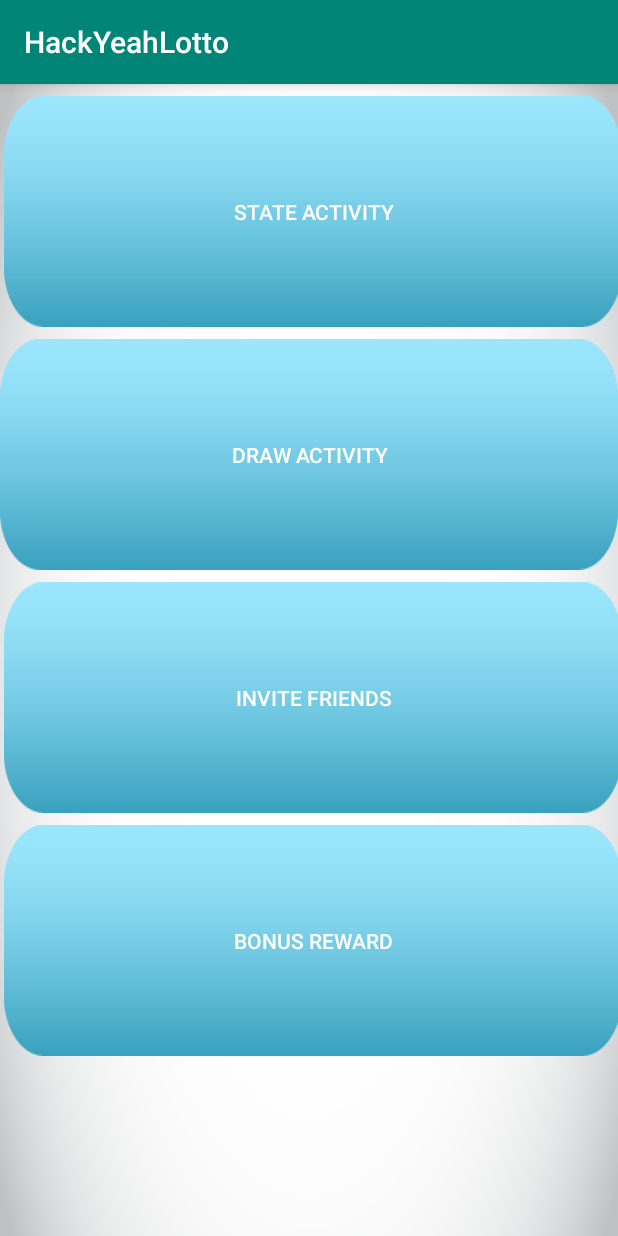
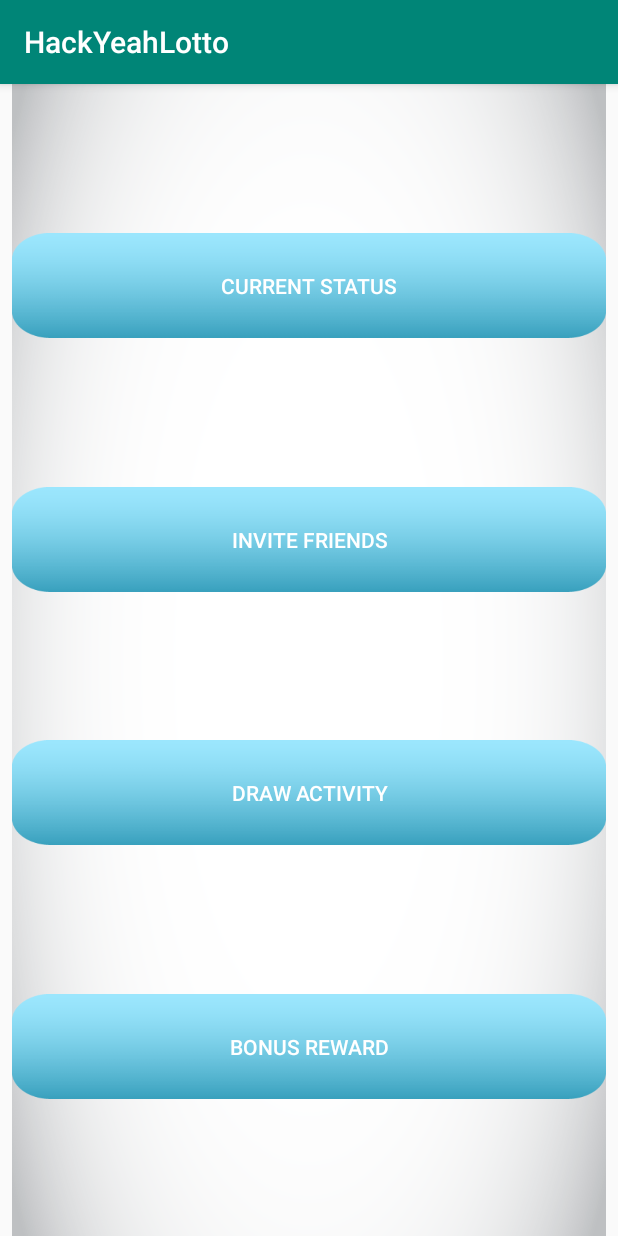
Before and after one commit to mrkostua/HackYeahLotto, an Android app: the AllFeaturesActivity screen opened directly, with no data from a screen before it, on a phone screen of 412 x 824 dp. Run offline under Robolectric (Android 15) with nearby library versions, the phone set to English and light mode, and no system bars.

Commit message:
button layout fix (main menu)

```diff
--- a/app/src/main/res/layout/activity_all_features.xml
+++ b/app/src/main/res/layout/activity_all_features.xml
@@ -1,54 +1,60 @@
 <?xml version="1.0" encoding="utf-8"?>
 <android.support.constraint.ConstraintLayout
         xmlns:android="http://schemas.android.com/apk/res/android"
-        xmlns:tools="http://schemas.android.com/tools"
-        xmlns:app="http://schemas.android.com/apk/res-auto"
+        xmlns:app="http://schemas.android.com/apk/res-auto" xmlns:tools="http://schemas.android.com/tools"
         android:layout_width="match_parent"
         android:layout_height="match_parent"
         android:background="@drawable/gray_background"
-        tools:context=".AllFeaturesActivity">
+        tools:context=".AllFeaturesActivity"
+android:layout_marginStart="8dp"
+android:layout_marginEnd="8dp">
     <Button
             android:background="@drawable/light_blue_button"
             android:textColor="@android:color/white"
             android:text="@string/state_activity"
             android:layout_width="wrap_content"
-            android:layout_height="wrap_content"
-            android:id="@+id/state_activity_btn" app:layout_constraintEnd_toEndOf="parent"
-            android:layout_marginEnd="3dp"
-            app:layout_constraintStart_toStartOf="parent" android:layout_marginStart="8dp"
-            android:layout_marginTop="8dp" app:layout_constraintTop_toTopOf="parent"/>
+            android:layout_height="70dp"
+            android:id="@+id/state_activity_btn"
+            android:layout_marginTop="8dp"
+            app:layout_constraintTop_toTopOf="parent" android:layout_marginBottom="8dp"
+            app:layout_constraintBottom_toTopOf="@+id/friend_invite_btn" android:layout_marginEnd="8dp"
+            app:layout_constraintEnd_toEndOf="parent" app:layout_constraintStart_toStartOf="parent"
+            android:layout_marginStart="8dp"/>
 
     <Button
             android:background="@drawable/light_blue_button"
             android:textColor="@android:color/white"
             android:text="@string/invite_friends"
             android:layout_width="wrap_content"
-            android:layout_height="wrap_content"
-            android:id="@+id/friend_invite_btn" app:layout_constraintEnd_toEndOf="parent"
-            android:layout_marginEnd="3dp"
-            app:layout_constraintStart_toStartOf="parent" android:layout_marginStart="8dp"
-            app:layout_constraintHorizontal_bias="0.491" android:layout_marginTop="8dp"
-            app:layout_constraintTop_toBottomOf="@+id/btn_draw_activity"/>
+            android:layout_height="70dp"
+            android:id="@+id/friend_invite_btn"
+            android:layout_marginBottom="8dp"
+            app:layout_constraintBottom_toTopOf="@+id/btn_draw_activity"
+            app:layout_constraintTop_toBottomOf="@+id/state_activity_btn" app:layout_constraintStart_toStartOf="parent"
+            app:layout_constraintEnd_toEndOf="parent" android:layout_marginEnd="8dp"
+            app:layout_constraintHorizontal_bias="0.0"/>
     <Button
             android:background="@drawable/light_blue_button"
             android:textColor="@android:color/white"
             android:text="@string/bonus_reward"
             android:layout_width="wrap_content"
-            android:layout_height="wrap_content"
-            android:id="@+id/bonus_reward_btn" app:layout_constraintEnd_toEndOf="parent"
-            android:layout_marginEnd="3dp"
-            app:layout_constraintStart_toStartOf="parent" android:layout_marginStart="8dp"
-            app:layout_constraintHorizontal_bias="0.516" android:layout_marginTop="8dp"
-            app:layout_constraintTop_toBottomOf="@+id/friend_invite_btn"
-    />
+            android:layout_height="70dp"
+            android:id="@+id/bonus_reward_btn"
+            app:layout_constraintBottom_toBottomOf="parent"
+            app:layout_constraintTop_toBottomOf="@+id/btn_draw_activity" app:layout_constraintStart_toStartOf="parent"
+            app:layout_constraintEnd_toEndOf="parent" android:layout_marginEnd="8dp"
+            android:layout_marginStart="8dp"/>
     <Button
             android:background="@drawable/light_blue_button"
             android:textColor="@android:color/white"
             android:text="DRAW ACTIVITY"
             android:layout_width="wrap_content"
-            android:layout_height="wrap_content"
-            android:id="@+id/btn_draw_activity" android:layout_marginTop="8dp"
-            app:layout_constraintTop_toBottomOf="@+id/state_activity_btn" app:layout_constraintEnd_toEndOf="parent"
-            android:layout_marginEnd="8dp" app:layout_constraintStart_toStartOf="parent"
-            android:layout_marginStart="8dp"/>
+            android:layout_height="70dp"
+            android:id="@+id/btn_draw_activity"
+
+            android:layout_marginBottom="8dp"
+            app:layout_constraintBottom_toTopOf="@+id/bonus_reward_btn"
+            app:layout_constraintTop_toBottomOf="@+id/friend_invite_btn" app:layout_constraintEnd_toEndOf="parent"
+            app:layout_constraintStart_toStartOf="parent" android:layout_marginStart="8dp"
+            app:layout_constraintHorizontal_bias="1.0"/>
 </android.support.constraint.ConstraintLayout>
--- a/app/src/main/res/layout/activity_state.xml
+++ b/app/src/main/res/layout/activity_state.xml
@@ -73,7 +73,7 @@
                     android:layout_marginTop="8dp" app:layout_constraintTop_toTopOf="parent"
             />
             <TextView
-                    android:text="Monday 26.11.2018"
+                    android:text="Monday 28.11.2018"
                     android:layout_width="wrap_content"
                     android:layout_height="wrap_content"
                     android:textStyle="bold"
@@ -91,6 +91,7 @@
                     android:textStyle="bold"
                     android:background="@drawable/light_blue_button"
                     android:text="@string/see_results"
+                    android:textSize="18sp"
                     android:layout_width="0dp"
                     android:layout_height="70dp"
                     android:id="@+id/see_results_btn"
--- a/app/src/main/res/values/strings.xml
+++ b/app/src/main/res/values/strings.xml
@@ -1,6 +1,6 @@
 <resources>
     <string name="app_name">HackYeahLotto</string>
-    <string name="state_activity">State Activity</string>
+    <string name="state_activity">Current Status</string>
     <string name="invite_friends">Invite Friends</string>
     <string name="bonus_reward">Bonus Reward</string>
     <string name="add_link_icon_downloaded">https://visualpharm.com/free-icons/running-595b40b65ba036ed117d3bb3</string>
```
